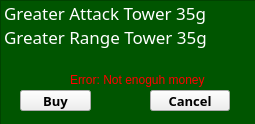
Above: Beefense/Menu/createtower.ui from doza-daniel/rs16-22 before the change. Below: the same form after it.
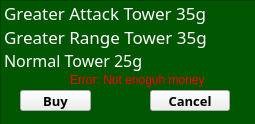
That is the form after the change. Icons and pictures are not drawn.

Commit message: Normal tower added

The edit to the form file:
```diff
--- a/Beefense/Menu/createtower.ui
+++ b/Beefense/Menu/createtower.ui
@@ -84,6 +84,17 @@
       <normaloff>:/images/tower/greater_range_tower.jpg</normaloff>:/images/tower/greater_range_tower.jpg</iconset>
     </property>
    </item>
+   <item>
+    <property name="text">
+     <string>Normal Tower 25g</string>
+    </property>
+    <property name="font">
+     <font>
+      <family>MS Gothic</family>
+      <pointsize>12</pointsize>
+     </font>
+    </property>
+   </item>
   </widget>
   <widget class="QPushButton" name="buyButton">
    <property name="geometry">
```
Left out of the diff: 10 changed lines with no effect on the pictures. The commit also changes 1 other file.
